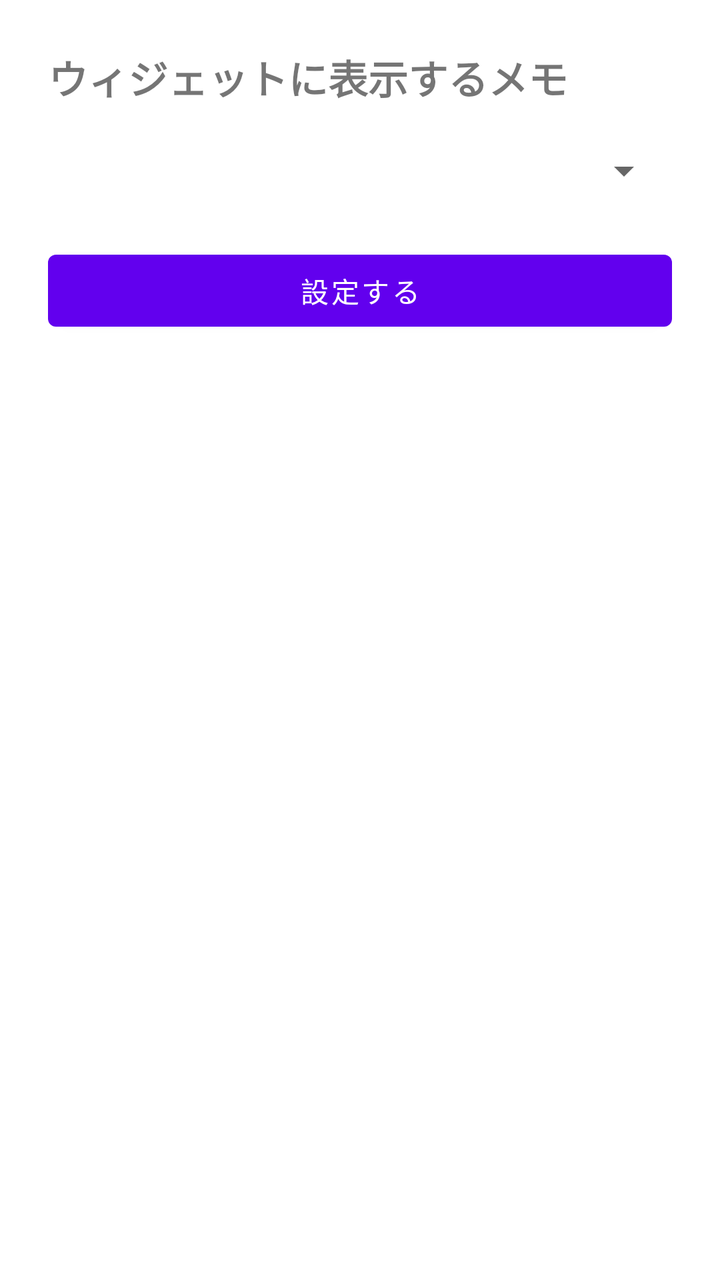
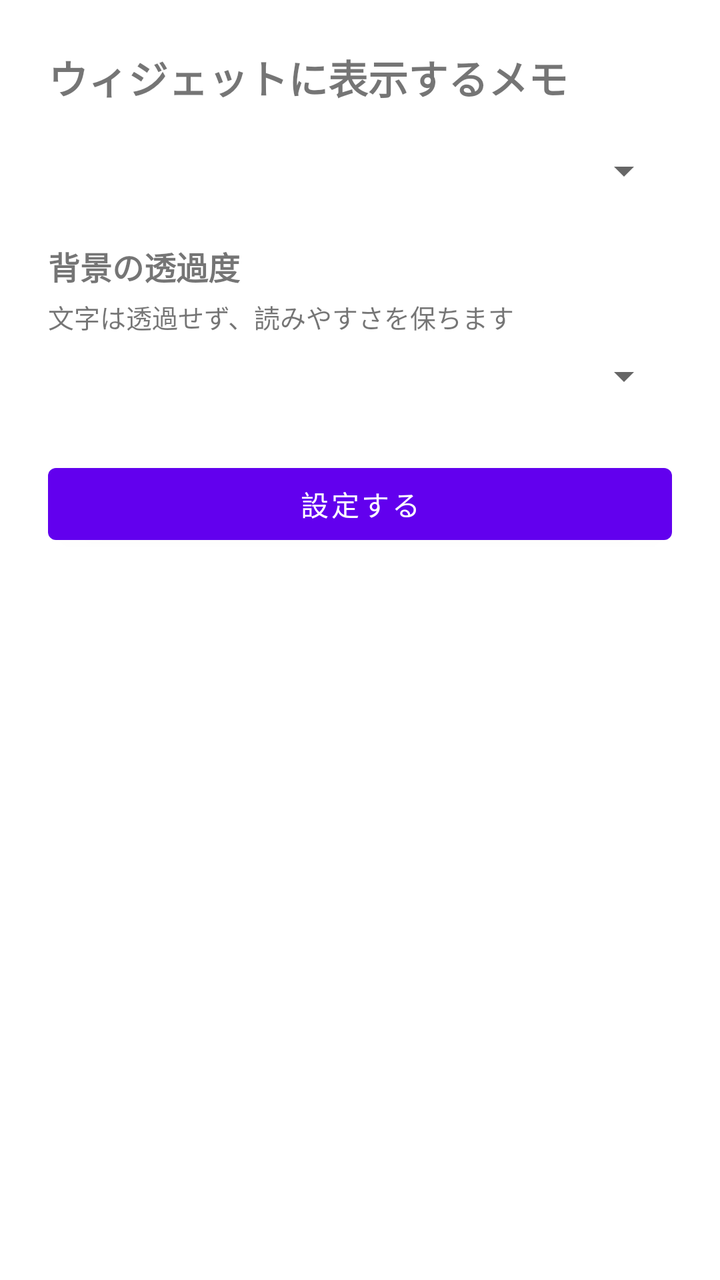

An Android layout rendered at two revisions. The XML below is the earlier revision; the diff shows what the commit changed to produce the second picture.
<!-- AndroidManifest.xml: fallback theme Theme.MaterialComponents.DayNight.NoActionBar -->
<!-- res/layout/tagmemo_widget_config.xml -->
<?xml version="1.0" encoding="utf-8"?>
<LinearLayout xmlns:android="http://schemas.android.com/apk/res/android"
    android:layout_width="match_parent"
    android:layout_height="match_parent"
    android:orientation="vertical"
    android:padding="24dp">

    <TextView
        android:layout_width="wrap_content"
        android:layout_height="wrap_content"
        android:text="ウィジェットに表示するメモ"
        android:textSize="20sp"
        android:textStyle="bold" />

    <Spinner
        android:id="@+id/widget_filter_spinner"
        android:layout_width="match_parent"
        android:layout_height="wrap_content"
        android:layout_marginTop="20dp" />

    <Button
        android:id="@+id/widget_save_button"
        android:layout_width="match_parent"
        android:layout_height="wrap_content"
        android:layout_marginTop="24dp"
        android:text="設定する" />
</LinearLayout>
<!-- resources referenced by this layout -->
<resources>

</resources>

<!-- the commit's change to res/layout/tagmemo_widget_config.xml (unified diff, before → after) -->
@@ -18,10 +18,31 @@
         android:layout_height="wrap_content"
         android:layout_marginTop="20dp" />
 
+    <TextView
+        android:layout_width="wrap_content"
+        android:layout_height="wrap_content"
+        android:layout_marginTop="24dp"
+        android:text="背景の透過度"
+        android:textSize="16sp"
+        android:textStyle="bold" />
+
+    <TextView
+        android:layout_width="wrap_content"
+        android:layout_height="wrap_content"
+        android:layout_marginTop="4dp"
+        android:text="文字は透過せず、読みやすさを保ちます"
+        android:textSize="13sp" />
+
+    <Spinner
+        android:id="@+id/widget_transparency_spinner"
+        android:layout_width="match_parent"
+        android:layout_height="wrap_content"
+        android:layout_marginTop="8dp" />
+
     <Button
         android:id="@+id/widget_save_button"
         android:layout_width="match_parent"
         android:layout_height="wrap_content"
-        android:layout_marginTop="24dp"
+        android:layout_marginTop="28dp"
         android:text="設定する" />
 </LinearLayout>
